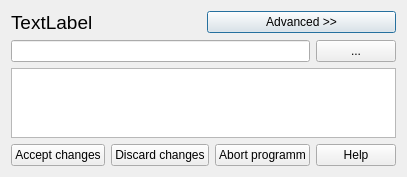
berndhahnebach/All_FreeCAD, file src/Gui/DlgRunExternal.ui: the form before one commit.
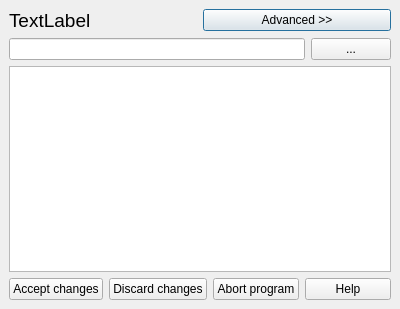
The form after the commit.

Patch:
```diff
--- a/src/Gui/DlgRunExternal.ui
+++ b/src/Gui/DlgRunExternal.ui
@@ -1,17 +1,19 @@
 <?xml version="1.0" encoding="UTF-8"?>
 <ui version="4.0">
  <class>Gui::Dialog::DlgRunExternal</class>
- <widget class="QDialog" name="Gui::Dialog::DlgRunExternal">
-  <property name="geometry">
+ <widget class="QDialog" name="Gui::Dialog::DlgRunExternal" >
+  <property name="geometry" >
    <rect>
     <x>0</x>
     <y>0</y>
     <width>400</width>
-    <height>176</height>
+    <height>309</height>
    </rect>
   </property>
-  <property name="sizePolicy">
-   <sizepolicy hsizetype="Preferred" vsizetype="MinimumExpanding">
+  <property name="sizePolicy" >
+   <sizepolicy>
+    <hsizetype>0</hsizetype>
+    <vsizetype>0</vsizetype>
     <horstretch>0</horstretch>
     <verstretch>0</verstretch>
    </sizepolicy>
@@ -19,14 +21,32 @@
   <property name="windowTitle">
    <string>Runing external programm...</string>
   </property>
-  <layout class="QVBoxLayout" name="verticalLayout">
+  <layout class="QVBoxLayout" >
+   <property name="margin" >
+    <number>9</number>
+   </property>
+   <property name="spacing" >
+    <number>6</number>
+   </property>
    <item>
-    <layout class="QHBoxLayout" name="horizontalLayout_3">
+    <layout class="QHBoxLayout" >
+     <property name="margin" >
+      <number>0</number>
+     </property>
+     <property name="spacing" >
+      <number>6</number>
+     </property>
      <item>
-      <widget class="QLabel" name="ProgrammName">
-       <property name="font">
+      <widget class="QLabel" name="ProgrammName" >
+       <property name="font" >
         <font>
+         <family>MS Shell Dlg 2</family>
          <pointsize>14</pointsize>
+         <weight>50</weight>
+         <italic>false</italic>
+         <bold>false</bold>
+         <underline>false</underline>
+         <strikeout>false</strikeout>
         </font>
        </property>
        <property name="text">
@@ -35,22 +55,28 @@
       </widget>
      </item>
      <item>
-      <widget class="QPushButton" name="ButtonAdvanced">
-       <property name="text">
-        <string>Advanced &gt;&gt;</string>
+      <widget class="QPushButton" name="ButtonAdvanced" >
+       <property name="text" >
+        <string>Advanced >></string>
        </property>
       </widget>
      </item>
     </layout>
    </item>
    <item>
-    <layout class="QHBoxLayout" name="horizontalLayout">
+    <layout class="QHBoxLayout" >
+     <property name="margin" >
+      <number>0</number>
+     </property>
+     <property name="spacing" >
+      <number>6</number>
+     </property>
      <item>
-      <widget class="QLineEdit" name="Programm"/>
+      <widget class="QLineEdit" name="Programm" />
      </item>
      <item>
-      <widget class="QPushButton" name="ChooseProgramm">
-       <property name="text">
+      <widget class="QPushButton" name="ChooseProgramm" >
+       <property name="text" >
         <string>...</string>
        </property>
       </widget>
@@ -58,34 +84,40 @@
     </layout>
    </item>
    <item>
-    <widget class="QTextEdit" name="Output"/>
+    <widget class="QTextEdit" name="Output" />
    </item>
    <item>
-    <layout class="QHBoxLayout" name="horizontalLayout_2">
+    <layout class="QHBoxLayout" >
+     <property name="margin" >
+      <number>0</number>
+     </property>
+     <property name="spacing" >
+      <number>6</number>
+     </property>
      <item>
-      <widget class="QPushButton" name="ButtonAccept">
-       <property name="text">
+      <widget class="QPushButton" name="ButtonAccept" >
+       <property name="text" >
         <string>Accept changes</string>
        </property>
       </widget>
      </item>
      <item>
-      <widget class="QPushButton" name="ButtonDiscard">
-       <property name="text">
+      <widget class="QPushButton" name="ButtonDiscard" >
+       <property name="text" >
         <string>Discard changes</string>
        </property>
       </widget>
      </item>
      <item>
-      <widget class="QPushButton" name="ButtonAbort">
-       <property name="text">
-        <string>Abort programm</string>
+      <widget class="QPushButton" name="ButtonAbort" >
+       <property name="text" >
+        <string>Abort program</string>
        </property>
       </widget>
      </item>
      <item>
-      <widget class="QPushButton" name="ButtonHelp">
-       <property name="text">
+      <widget class="QPushButton" name="ButtonHelp" >
+       <property name="text" >
         <string>Help</string>
        </property>
       </widget>
```
Left out of the diff: 13 changed lines with no effect on the pictures.
